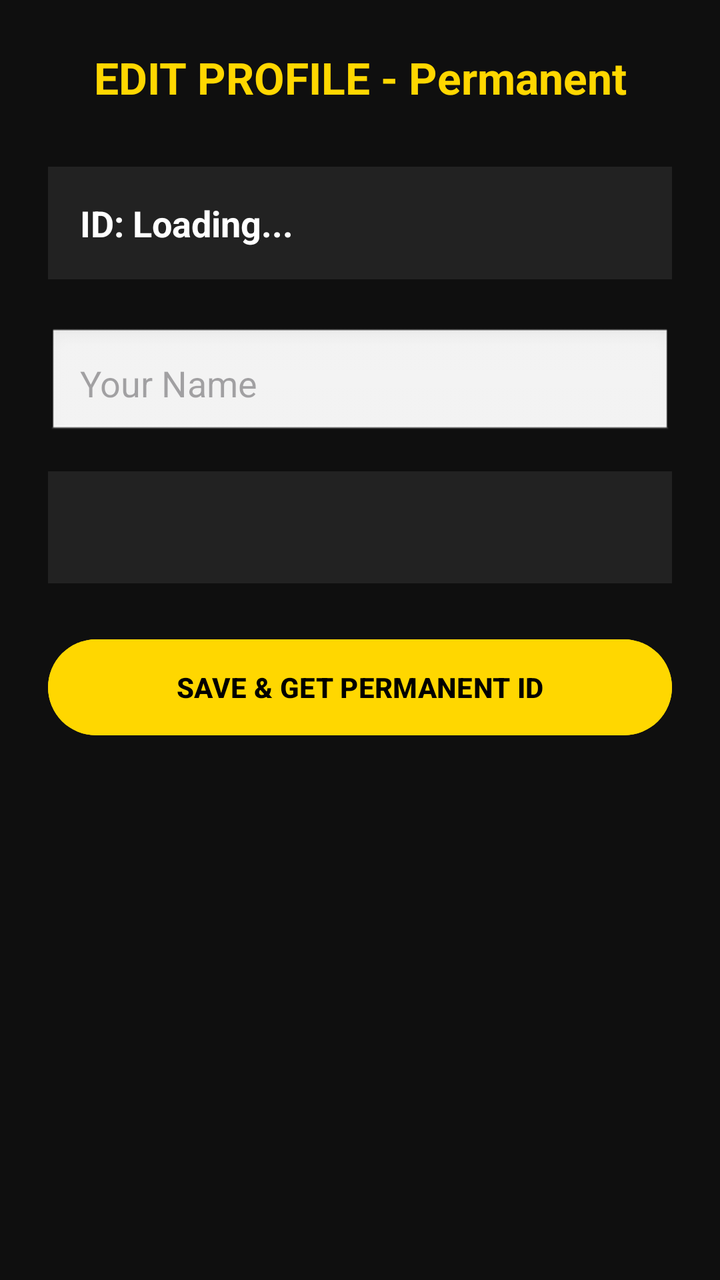
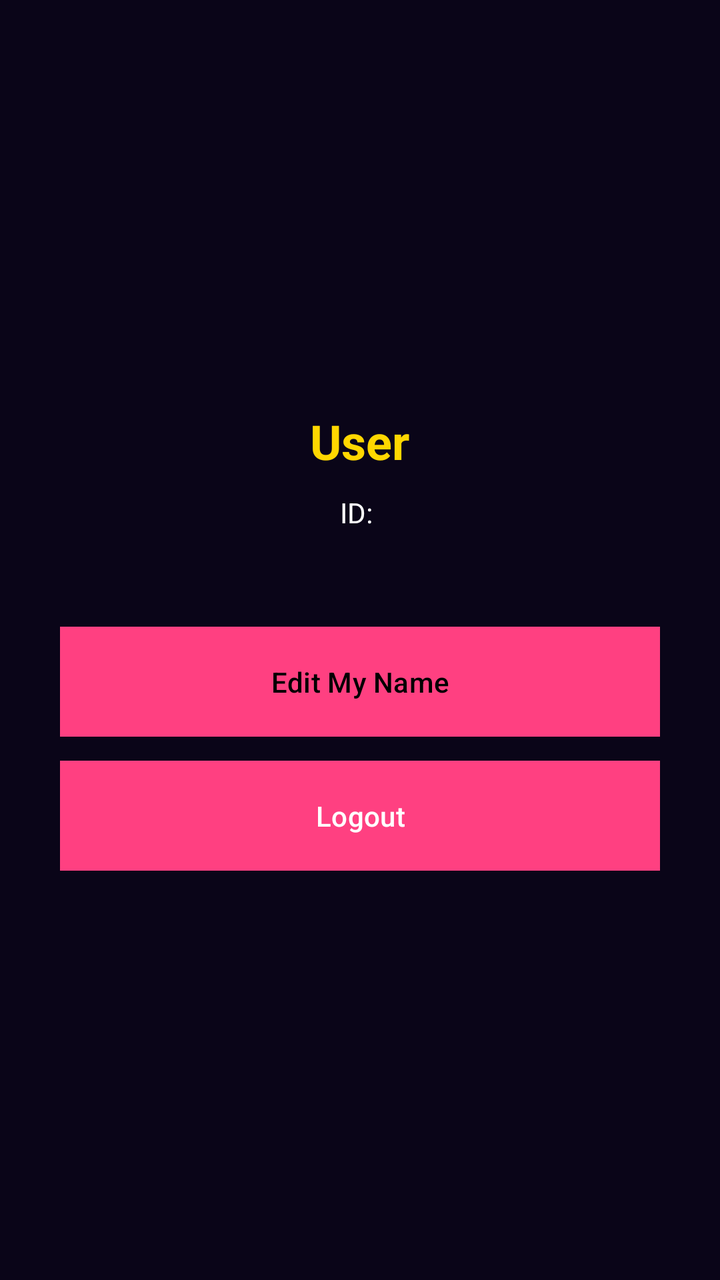

Compare the two renders of this Android layout. The source of the first and the diff that turns it into the second are given below.
<!-- AndroidManifest.xml: application theme Theme.SRVoiceChat -->
<!-- res/layout/activity_profile.xml -->
<?xml version="1.0" encoding="utf-8"?>
<LinearLayout xmlns:android="http://schemas.android.com/apk/res/android"
    android:layout_width="match_parent"
    android:layout_height="match_parent"
    android:orientation="vertical"
    android:background="#0F0F0F"
    android:padding="24dp">

    <TextView
        android:layout_width="match_parent"
        android:layout_height="wrap_content"
        android:text="EDIT PROFILE - Permanent"
        android:textColor="#FFD700"
        android:textSize="22sp"
        android:textStyle="bold"
        android:gravity="center"
        android:layout_marginBottom="30dp"/>

    <TextView
        android:id="@+id/tvPermanentId"
        android:layout_width="match_parent"
        android:layout_height="wrap_content"
        android:text="ID: Loading..."
        android:textColor="#FFFFFF"
        android:textSize="18sp"
        android:textStyle="bold"
        android:background="#222222"
        android:padding="16dp"
        android:layout_marginBottom="24dp"/>

    <EditText
        android:id="@+id/etName"
        android:layout_width="match_parent"
        android:layout_height="56dp"
        android:hint="Your Name"
        android:textColor="#FFFFFF"
        android:background="@android:drawable/edit_text"
        android:padding="16dp"
        android:layout_marginBottom="16dp"/>

    <Spinner
        android:id="@+id/spGender"
        android:layout_width="match_parent"
        android:layout_height="56dp"
        android:background="#222222"
        android:layout_marginBottom="24dp"/>

    <Button
        android:id="@+id/btnSaveProfile"
        android:layout_width="match_parent"
        android:layout_height="56dp"
        android:text="SAVE &amp; GET PERMANENT ID"
        android:backgroundTint="#FFD700"
        android:textColor="#000000"
        android:textStyle="bold"/>

</LinearLayout>
<!-- resources referenced by this layout -->
<resources>
  <style name="Theme.SRVoiceChat" parent="Theme.Material3.DayNight.NoActionBar">
          <item name="colorPrimary">#FF4081</item>
          <item name="android:statusBarColor">#FF4081</item>
          <item name="android:windowLightStatusBar">true</item>
      </style>
</resources>

<!-- the commit's change to res/layout/activity_profile.xml (unified diff, before → after) -->
@@ -1,57 +1,49 @@
 <?xml version="1.0" encoding="utf-8"?>
 <LinearLayout xmlns:android="http://schemas.android.com/apk/res/android"
-    android:layout_width="match_parent"
-    android:layout_height="match_parent"
-    android:orientation="vertical"
-    android:background="#0F0F0F"
-    android:padding="24dp">
-
-    <TextView
-        android:layout_width="match_parent"
-        android:layout_height="wrap_content"
-        android:text="EDIT PROFILE - Permanent"
-        android:textColor="#FFD700"
-        android:textSize="22sp"
-        android:textStyle="bold"
-        android:gravity="center"
-        android:layout_marginBottom="30dp"/>
-
-    <TextView
-        android:id="@+id/tvPermanentId"
-        android:layout_width="match_parent"
-        android:layout_height="wrap_content"
-        android:text="ID: Loading..."
-        android:textColor="#FFFFFF"
-        android:textSize="18sp"
-        android:textStyle="bold"
-        android:background="#222222"
-        android:padding="16dp"
-        android:layout_marginBottom="24dp"/>
-
-    <EditText
-        android:id="@+id/etName"
-        android:layout_width="match_parent"
-        android:layout_height="56dp"
-        android:hint="Your Name"
-        android:textColor="#FFFFFF"
-        android:background="@android:drawable/edit_text"
-        android:padding="16dp"
-        android:layout_marginBottom="16dp"/>
-
-    <Spinner
-        android:id="@+id/spGender"
-        android:layout_width="match_parent"
-        android:layout_height="56dp"
-        android:background="#222222"
-        android:layout_marginBottom="24dp"/>
-
-    <Button
-        android:id="@+id/btnSaveProfile"
-        android:layout_width="match_parent"
-        android:layout_height="56dp"
-        android:text="SAVE &amp; GET PERMANENT ID"
-        android:backgroundTint="#FFD700"
-        android:textColor="#000000"
-        android:textStyle="bold"/>
-
+android:layout_width="match_parent"
+android:layout_height="match_parent"
+android:orientation="vertical"
+android:padding="30dp"
+android:gravity="center"
+android:background="#0A0518">
+<TextView
+android:id="@+id/txtName"
+android:layout_width="wrap_content"
+android:layout_height="wrap_content"
+android:text="User"
+android:textColor="#FFD700"
+android:textSize="24sp"
+android:textStyle="bold"
+android:layout_marginBottom="10dp" />
+<TextView
+android:id="@+id/txtId"
+android:layout_width="wrap_content"
+android:layout_height="wrap_content"
+android:text="ID: "
+android:textColor="#FFFFFF"
+android:textSize="14sp"
+android:layout_marginBottom="5dp" />
+<TextView
+android:id="@+id/txtEmail"
+android:layout_width="wrap_content"
+android:layout_height="wrap_content"
+android:text=""
+android:textColor="#AAAAAA"
+android:textSize="13sp"
+android:layout_marginBottom="25dp" />
+<Button
+android:id="@+id/btnEditName"
+android:layout_width="match_parent"
+android:layout_height="55dp"
+android:text="Edit My Name"
+android:textColor="#000000"
+android:background="#FFD700"
+android:layout_marginBottom="12dp" />
+<Button
+android:id="@+id/btnLogout"
+android:layout_width="match_parent"
+android:layout_height="55dp"
+android:text="Logout"
+android:textColor="#FFFFFF"
+android:background="#FF4081" />
 </LinearLayout>
